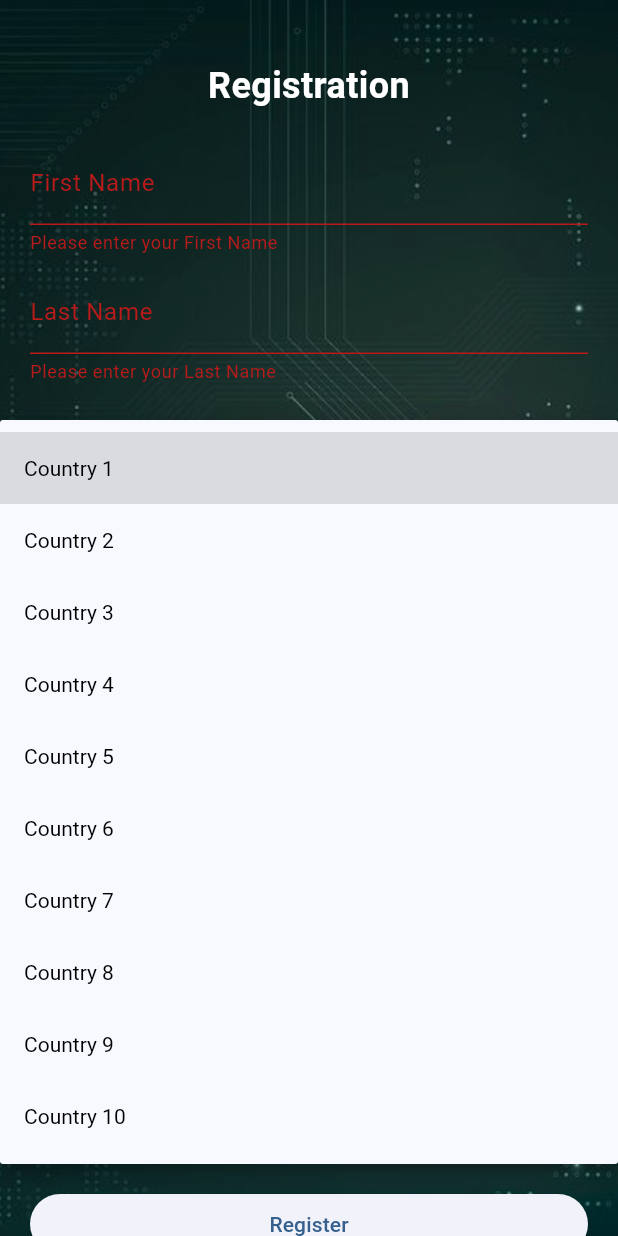
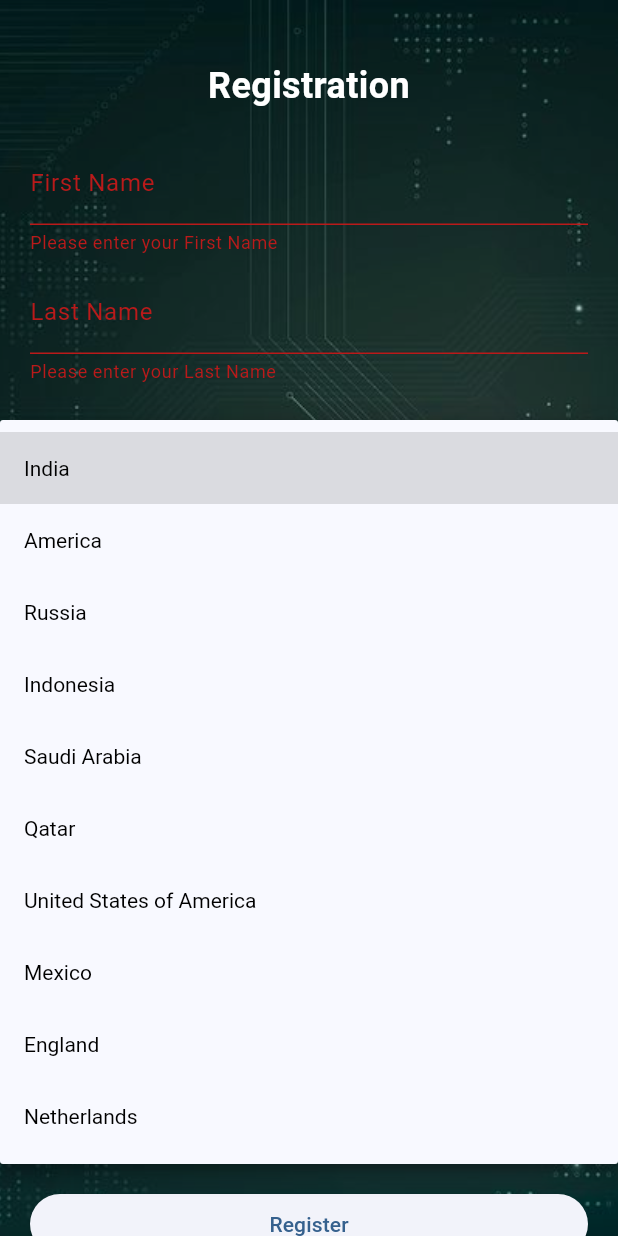
Before and after one commit to TechyMT/circuitSlingers-tataPowerHackathon, a Flutter app: the Register screen opened directly, after a tap on "Register", after a tap on "Country", on a phone screen of 412 x 824 dp. Run offline on Flutter 3.47's test engine with Material 2 defaults, Android fonts, the light colour scheme and no system bars; our stand-ins replace analog_clock, animated_splash_screen, get, syncfusion_flutter_charts, weather; network calls fail.

Commit message:
UI components

```diff
--- a/circuitslingers/lib/models/textformfield.dart
+++ b/circuitslingers/lib/models/textformfield.dart
@@ -30,14 +30,14 @@ final List<String> indianStates = [
 ];
 
 final List<String> countries = [
-  "Country 1",
-  "Country 2",
-  "Country 3",
-  "Country 4",
-  "Country 5",
-  "Country 6",
-  "Country 7",
-  "Country 8",
-  "Country 9",
-  "Country 10",
+  "India",
+  "America",
+  "Russia",
+  "Indonesia",
+  "Saudi Arabia",
+  "Qatar",
+  "United States of America",
+  "Mexico",
+  "England",
+  "Netherlands",
 ];
```
Also changed, not shown: circuitslingers/lib/views/Weather.dart (+8 -0 lines), circuitslingers/lib/views/chatInsights.dart (added, +82 -0 lines), circuitslingers/lib/views/login.dart (+3 -4 lines).
